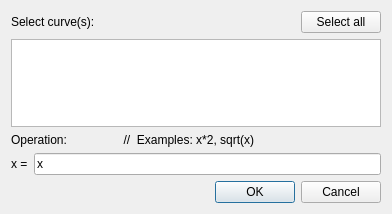
Qt form lib/nicos/clients/gui/panels/modify.ui (mlz-ictrl/nicos) before a commit.
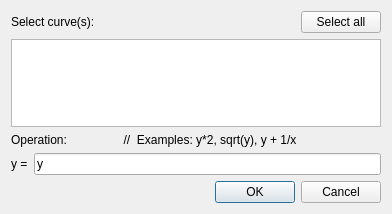
The same form after that commit.

Commit message: gui: rename "x" to "y" in the "modify data" dialog, and allow calculating new y value with old x AND y values available

```diff
--- a/lib/nicos/clients/gui/panels/modify.ui
+++ b/lib/nicos/clients/gui/panels/modify.ui
@@ -17,7 +17,7 @@
    <item row="3" column="1" colspan="2">
     <widget class="QLineEdit" name="operation">
      <property name="text">
-      <string>x</string>
+      <string>y</string>
      </property>
     </widget>
    </item>
@@ -43,7 +43,7 @@
       </sizepolicy>
      </property>
      <property name="text">
-      <string>x =</string>
+      <string>y =</string>
      </property>
     </widget>
    </item>
@@ -74,7 +74,7 @@
    <item row="2" column="0" colspan="3">
     <widget class="QLabel" name="label_2">
      <property name="text">
-      <string>Operation:                 //  Examples: x*2, sqrt(x)</string>
+      <string>Operation:                 //  Examples: y*2, sqrt(y), y + 1/x</string>
      </property>
     </widget>
    </item>
```
The commit also changes 1 other file.
